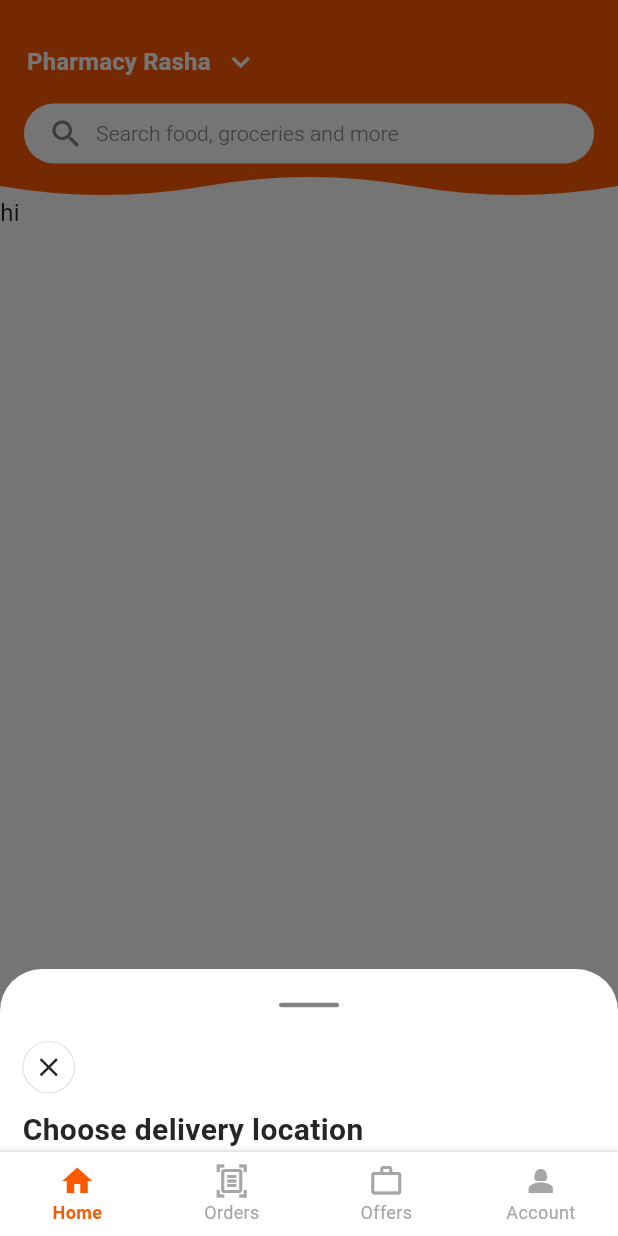
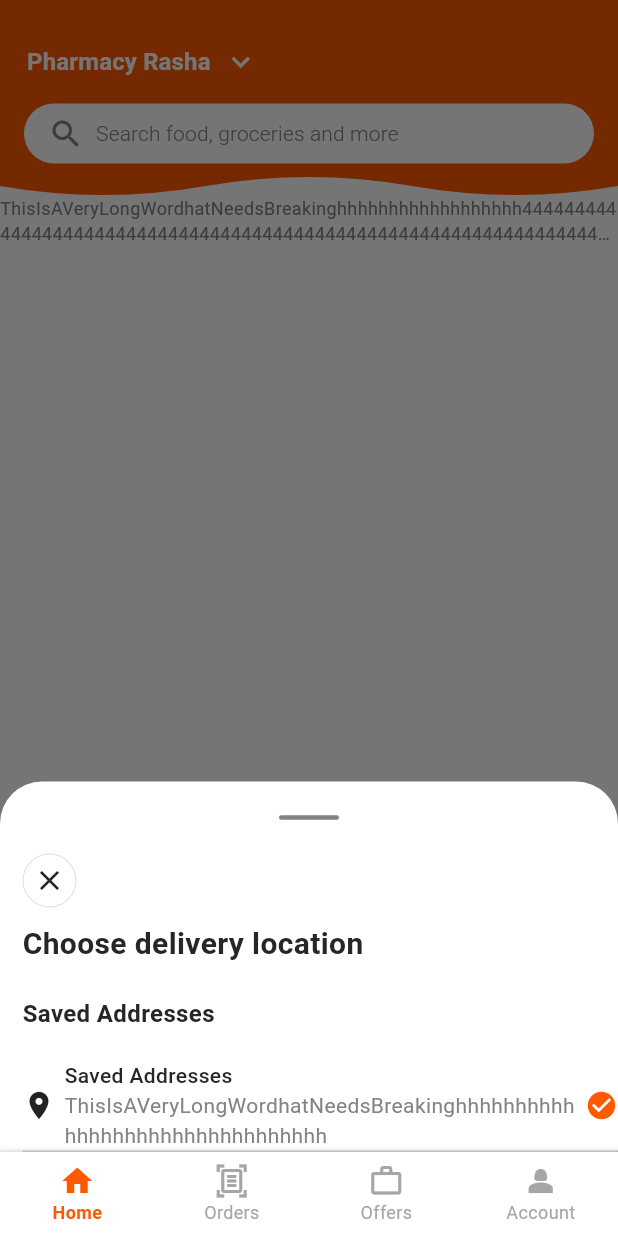
Before and after one commit to ashrfhassan/talabat_clone, a Flutter app: the screen it shows after launch, after a tap on an icon or button, on a phone screen of 412 x 824 dp. Run offline on Flutter 3.47's test engine with Material 3 defaults, Android fonts, the phone set to English and light mode, and no system bars; drawn by our look-alikes of auto_size_text; our stand-ins replace flutter_riverpod, freezed_annotation, go_router, riverpod_annotation, shared_preferences; generated files the repository leaves out were written again.

Commit message:
added addresses

```diff
--- a/lib/locales/app_ar.arb
+++ b/lib/locales/app_ar.arb
@@ -13,5 +13,7 @@
   "search_input": "ابحث عن طعام بقاله و أكثر",
   "@search_input": {},
   "home_bottomSheet_headline": "اختر مكان التوصيل",
-  "@home_bottomSheet_headline": {}
+  "@home_bottomSheet_headline": {},
+  "home_bottomSheet_subtitle": "العناويين المسجله",
+  "@home_bottomSheet_subtitle": {}
 }
--- a/lib/locales/app_en.arb
+++ b/lib/locales/app_en.arb
@@ -13,5 +13,7 @@
   "search_input": "Search food, groceries and more",
   "@search_input": {},
   "home_bottomSheet_headline": "Choose delivery location",
-  "@home_bottomSheet_headline": {}
+  "@home_bottomSheet_headline": {},
+  "home_bottomSheet_subtitle": "Saved Addresses",
+  "@home_bottomSheet_subtitle": {}
 }
--- a/lib/pages/home.dart
+++ b/lib/pages/home.dart
@@ -1,8 +1,10 @@
+import 'package:auto_size_text/auto_size_text.dart';
 import 'package:flutter/material.dart';
 import 'package:flutter_riverpod/flutter_riverpod.dart';
 import 'package:talabat_clone/state/user/auth_notifier.dart';
 import 'package:flutter_gen/gen_l10n/app_localizations.dart';
 import 'package:shared_preferences/shared_preferences.dart';
+import 'package:talabat_clone/style/fonts.dart';
 import 'package:talabat_clone/views/homeAppBar.dart';
 
 class HomePage extends ConsumerStatefulWidget {
@@ -34,7 +36,12 @@ class _HomePageState extends ConsumerState<HomePage> {
     Locale currentLocale = Localizations.localeOf(context);
     return Scaffold(
       appBar: HomeAppBar(),
-      body: Text('hi'),
+      body: AutoSizeText(
+        'ThisIsAVeryLongWordhatNeedsBreakinghhhhhhhhhhhhhhhhhh444444444444444444444444444444444444444444444444444444444444444444444444444444444444444444444444444444444444444444444444hhhhhhhhhhhhhh',
+        maxLines: 2,
+        overflow: TextOverflow.ellipsis,
+        style: fontNormalTextGrey,
+      ),
     );
   }
 }
--- a/lib/style/fonts.dart
+++ b/lib/style/fonts.dart
@@ -1,20 +1,38 @@
 import 'package:flutter/material.dart';
 import 'package:talabat_clone/style/colors.dart';
 
-final fontHeadlineBlackHeavy = TextStyle(
+final fontHeadlineWhite = TextStyle(
+  fontSize: 20,
+  fontWeight: FontWeight.w600,
+  color: white_color,
+);
+
+final fontHeadlineBlack = TextStyle(
   fontSize: 20,
   fontWeight: FontWeight.w600,
   color: dark_color,
 );
 
-final fontNormalSubtitleWhiteHeavy = TextStyle(
+final fontSubtitleWhite = TextStyle(
   fontSize: 16,
   fontWeight: FontWeight.w600,
   color: white_color,
 );
 
-final fontNormalTextBack = TextStyle(
+final fontSubtitleBlack = TextStyle(
+  fontSize: 16,
+  fontWeight: FontWeight.w600,
+  color: dark_color,
+);
+
+final fontNormalTextBlack = TextStyle(
   fontSize: 14,
+  color: dark_color,
+);
+
+final fontNormalTextBlackHeavy = TextStyle(
+  fontSize: 14,
+  fontWeight: FontWeight.w500,
   color: dark_color,
 );
 
--- /dev/null
+++ b/lib/style/sizes.dart
@@ -0,0 +1,4 @@
+final double smallSize = 15;
+final double mediumSize = 22;
+final double largeSize = 30;
+final double xLargeSize = 35;
--- /dev/null
+++ b/lib/style/spaces.dart
@@ -0,0 +1,5 @@
+final double xSmall = 6;
+final double small = 10;
+final double medium = 15;
+final double large = 20;
+final double xLarge = 25;
--- a/lib/views/bottomModalSheet.dart
+++ b/lib/views/bottomModalSheet.dart
@@ -3,9 +3,14 @@ import 'package:shared_preferences/shared_preferences.dart';
 import 'package:flutter_gen/gen_l10n/app_localizations.dart';
 import 'package:talabat_clone/style/colors.dart';
 import 'package:talabat_clone/style/fonts.dart';
+import 'package:talabat_clone/style/sizes.dart';
+import 'package:talabat_clone/style/spaces.dart';
+import 'package:auto_size_text/auto_size_text.dart';
 
 class BottomModalSheet extends StatelessWidget {
   const BottomModalSheet({super.key});
+
+  final int selectedAddressId = 1;
 
   Future<SharedPreferences> _getPrefs() async {
     return await SharedPreferences.getInstance();
@@ -56,19 +61,75 @@ class BottomModalSheet extends StatelessWidget {
                           width: 0.7,
                         ),
                       ),
-                      child: const Icon(Icons.close, size: 21),
+                      child: Icon(Icons.close, size: mediumSize),
                       onPressed: () => Navigator.pop(context),
                     ),
                   ]),
-                  const SizedBox(height: 10),
+                  SizedBox(height: small),
                   Row(children: <Widget>[
                     Text(
                       AppLocalizations.of(context)!.home_bottomSheet_headline,
-                      style: fontHeadlineBlackHeavy,
+                      style: fontHeadlineBlack,
+                    ),
+                  ]),
+                  SizedBox(height: large),
+                  Row(children: <Widget>[
+                    Text(
+                      AppLocalizations.of(context)!.home_bottomSheet_subtitle,
+                      style: fontSubtitleBlack,
+                    ),
+                  ]),
+                  SizedBox(height: large),
+                  Row(children: <Widget>[
+                    Expanded(
+                      child: Container(
+                        width: double.infinity,
+                        decoration: BoxDecoration(
+                          border: Border(
+                            bottom: BorderSide(
+                              color: outline_grey_color, // Border color
+                              width: 1.0, // Border thickness
+                            ),
+                          ),
+                        ),
+                        child: Row(
+                          mainAxisAlignment: MainAxisAlignment.spaceBetween,
+                          children: [
+                            Icon(Icons.place, size: mediumSize),
+                            Flexible(
+                              // same as expanded
+                              child: Padding(
+                                padding: EdgeInsets.only(left: xSmall),
+                                child: Column(
+                                  mainAxisSize: MainAxisSize.min,
+                                  crossAxisAlignment: CrossAxisAlignment.start,
+                                  children: [
+                                    Text(
+                                      AppLocalizations.of(context)!.home_bottomSheet_subtitle,
+                                      style: fontNormalTextBlackHeavy,
+                                    ),
+                                    AutoSizeText(
+                                      'ThisIsAVeryLongWordhatNeedsBreakinghhhhhhhhhhhhhhhhhhhhhhhhhhhhhhhh',
+                                      maxLines: 4,
+                                      overflow: TextOverflow.ellipsis,
+                                      style: fontNormalTextGrey,
+                                    ),
+                                  ],
+                                ),
+                              ),
+                            ),
+                            if (selectedAddressId == 1) ...[
+                              Icon(
+                                Icons.check_circle,
+                                size: mediumSize,
+                                color: Theme.of(context).colorScheme.primary,
+                              )
+                            ]
+                          ],
+                        ),
+                      ),
                     )
                   ]),
-                  Row(children: <Widget>[]),
-                  Row(children: <Widget>[]),
                   Row(children: <Widget>[]),
                   Row(children: <Widget>[]),
                   Row(children: <Widget>[]),
--- a/lib/views/homeAppBar.dart
+++ b/lib/views/homeAppBar.dart
@@ -50,7 +50,7 @@ class HomeAppBar extends StatelessWidget implements PreferredSizeWidget {
                     ),
                     label: Text(
                       AppLocalizations.of(context)!.address('Rasha'),
-                      style: fontNormalSubtitleWhiteHeavy,
+                      style: fontSubtitleWhite,
                     ),
                     style: TextButton.styleFrom(
                       iconColor: Theme.of(context).colorScheme.onPrimary,
--- a/pubspec.yaml
+++ b/pubspec.yaml
@@ -46,6 +46,7 @@ dependencies:
   intl: any
   rename: ^3.0.2
   go_router: ^14.7.2
+  auto_size_text: ^3.0.0
 
 dev_dependencies:
   flutter_test:
```
Also changed, not shown: pubspec.lock, 4 other files.
